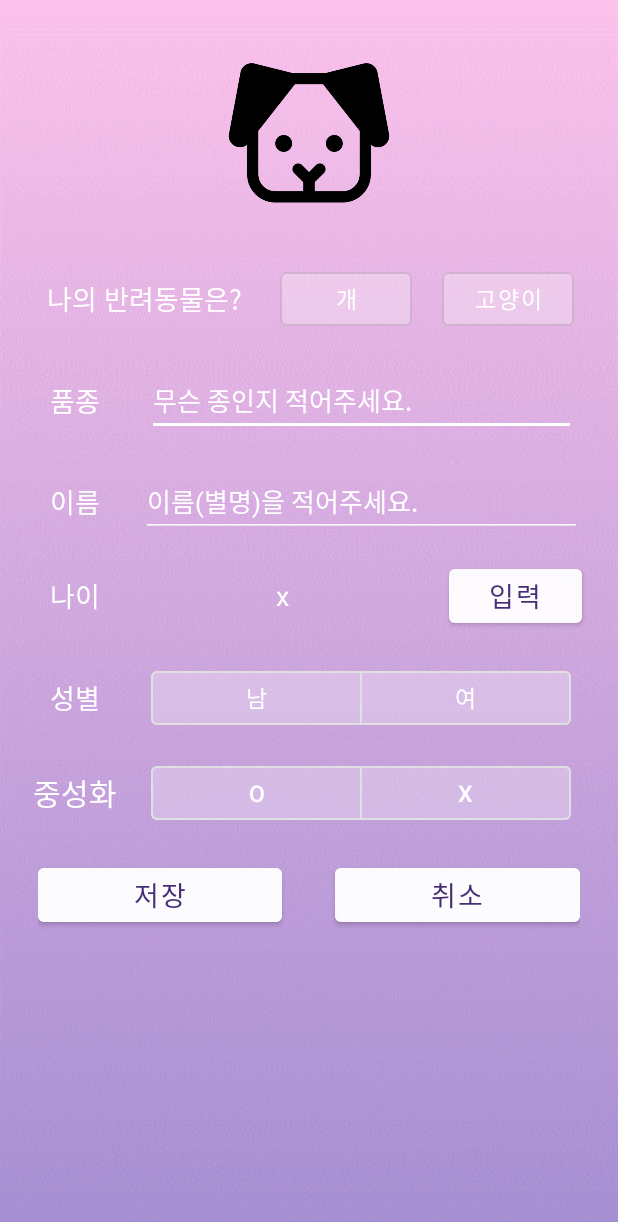
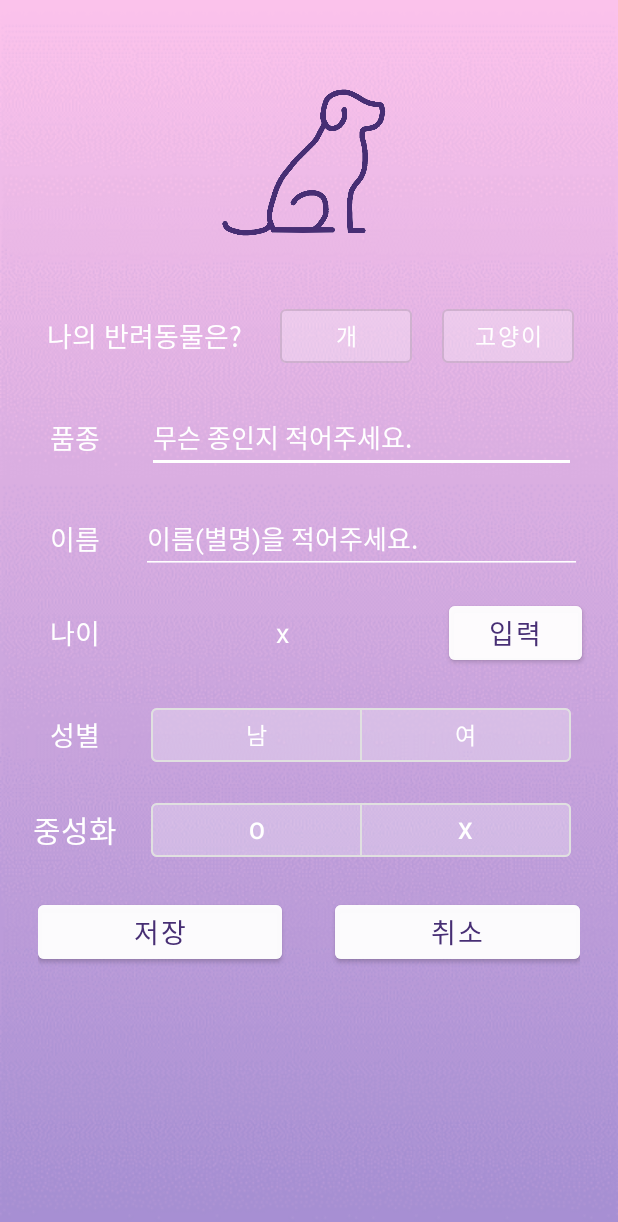
Before and after one commit to AnimalAI/MNchatbot, an Android app: the AddPetActivity screen opened directly, with no data from a screen before it, after a tap on an icon or button, on a phone screen of 412 x 824 dp. Shown: the top 1222 px of the screen. Run offline under Robolectric (Android 15) with nearby library versions, the light colour scheme and no system bars.

Commit message:
add cat, dog icons & Edit Select pet Activity(RecyclerView)

```diff
--- a/application/app/src/main/java/com/example/myapplication/ui/petSelect/AddPetActivity.java
+++ b/application/app/src/main/java/com/example/myapplication/ui/petSelect/AddPetActivity.java
@@ -21,11 +21,14 @@ import com.example.myapplication.ui.ServiceSetting.ServiceGenerator;
 import com.example.myapplication.ui.setting.PetinfoData;
 import com.example.myapplication.ui.setting.ProfileResponse;
 
+import java.util.ArrayList;
+
 import retrofit2.Call;
 import retrofit2.Callback;
 import retrofit2.Response;
 
 public class AddPetActivity extends AppCompatActivity {
+    private String CATDOG;
     private ImageView petprofile;
     private TextView petAge;
     private EditText petBreed,petNickName;
@@ -105,19 +108,22 @@ public class AddPetActivity extends AppCompatActivity {
                 AgePicker.show();
             }
         });
-        // 개/고양이 버튼 클릭 시에 해당 사진으로 이미지뷰 변경
+        //개/고양이 버튼 클릭 시에 해당 사진으로 이미지뷰 변경
+        selectDogButton.setOnClickListener(new View.OnClickListener() {
+            @Override
+            public void onClick(View view) {
+                petprofile.setImageResource(R.drawable.dog2);
+                CATDOG = "dog";
+            }
+        });
         selectCatButton.setOnClickListener(new View.OnClickListener() {
             @Override
             public void onClick(View view) {
-                petprofile.setImageResource(R.drawable.catface);
+                petprofile.setImageResource(R.drawable.cat2);
+                CATDOG = "cat";
             }
         });
-        selectDogButton.setOnClickListener(new View.OnClickListener() {
-            @Override
-            public void onClick(View view) {
-                petprofile.setImageResource(R.drawable.dogface);
-            }
-        });
+
     }
     //반려동물 정보 설정
     public void getPetinfo(){
@@ -126,20 +132,13 @@ public class AddPetActivity extends AppCompatActivity {
         //String Breed = petBreed.getText().toString().trim();
         String Gender = null;
         String Neutering = null;
-        if (man.isEnabled()) {
-            Gender = man.getText().toString();
-        } else if (woman.isEnabled()) {
-            Gender = woman.getText().toString();
-        }
+        if (man.isEnabled()) { Gender = man.getText().toString();
+        } else if (woman.isEnabled()) { Gender = woman.getText().toString();}
 
-        if (NeuteringYes.isEnabled()) {
-            Neutering = NeuteringYes.getText().toString();
-        } else if (NeuteringNo.isEnabled()) {
-            Neutering = NeuteringNo.getText().toString();
-        }
+        if (NeuteringYes.isEnabled()) { Neutering = NeuteringYes.getText().toString();
+        } else if (NeuteringNo.isEnabled()) { Neutering = NeuteringNo.getText().toString(); }
 
         PetinfoData petinfoData = new PetinfoData(Name, Age, null, Gender, Neutering);
-
         Call<ProfileResponse> call = profileAPI.getPetinfo(petinfoData);
 
         call.enqueue(new Callback<ProfileResponse>() {
@@ -149,6 +148,7 @@ public class AddPetActivity extends AppCompatActivity {
                     Toast.makeText(getApplicationContext(),"등록되었습니다.", Toast.LENGTH_SHORT).show();
                     Intent intent = new Intent(AddPetActivity.this, PetSelectActivity.class);
                     intent.putExtra("petName", Name);
+                    intent.putExtra("CATDOG", CATDOG);
                     setResult(Activity.RESULT_OK, intent);
                     finish();
                 }
--- a/application/app/src/main/java/com/example/myapplication/ui/petSelect/RecyclerViewAdapter.java
+++ b/application/app/src/main/java/com/example/myapplication/ui/petSelect/RecyclerViewAdapter.java
@@ -76,10 +76,10 @@ public class RecyclerViewAdapter extends RecyclerView.Adapter<RecyclerViewAdapte
     public void onBindViewHolder(@NonNull RecyclerViewAdapter.ViewHolder holder, int position) {
         RecyclerViewItem item = mList.get(position);
 
-        if(item.getImgName()=="cat") // 아이템의 이미지 이름이 cat이면 고양이 사진으로 설정
-            holder.imgView_item.setImageResource(R.drawable.catface);
+        if(item.getImgName().equals("cat")) // 아이템의 이미지 이름이 cat이면 고양이 사진으로 설정
+            holder.imgView_item.setImageResource(R.drawable.cat);
         else
-            holder.imgView_item.setImageResource(R.drawable.dogface);
+            holder.imgView_item.setImageResource(R.drawable.dog);
 
         holder.petNickName.setText(item.getMainText());
     }
--- a/application/app/src/main/res/layout/newpetprofile.xml
+++ b/application/app/src/main/res/layout/newpetprofile.xml
@@ -8,16 +8,16 @@
 
     <ImageView
         android:id="@+id/pic"
-        android:layout_width="120dp"
-        android:layout_height="120dp"
+        android:layout_width="150dp"
+        android:layout_height="150dp"
         android:layout_gravity="center"
         android:layout_marginTop="30dp"
-        android:src="@drawable/catface" />
+        android:src="@drawable/dog2" />
     <RelativeLayout
         android:layout_width="match_parent"
         android:layout_height="wrap_content"
         android:orientation="horizontal"
-        android:layout_marginTop="25dp"
+        android:layout_marginTop="20dp"
         android:layout_marginLeft="14dp"
         android:layout_marginRight="16dp">
         <TextView
```
Also changed, not shown: application/app/src/main/java/com/example/myapplication/ui/petSelect/PetSelectActivity.java (+9 -6 lines), application/app/src/main/res/layout/petprofile.xml (+4 -4 lines), application/app/src/main/res/drawable-xxhdpi/cat.png (added), application/app/src/main/res/drawable-xxhdpi/cat2.png (added), application/app/src/main/res/drawable-xxhdpi/dog.png (added), application/app/src/main/res/drawable-xxhdpi/dog2.png (added).
